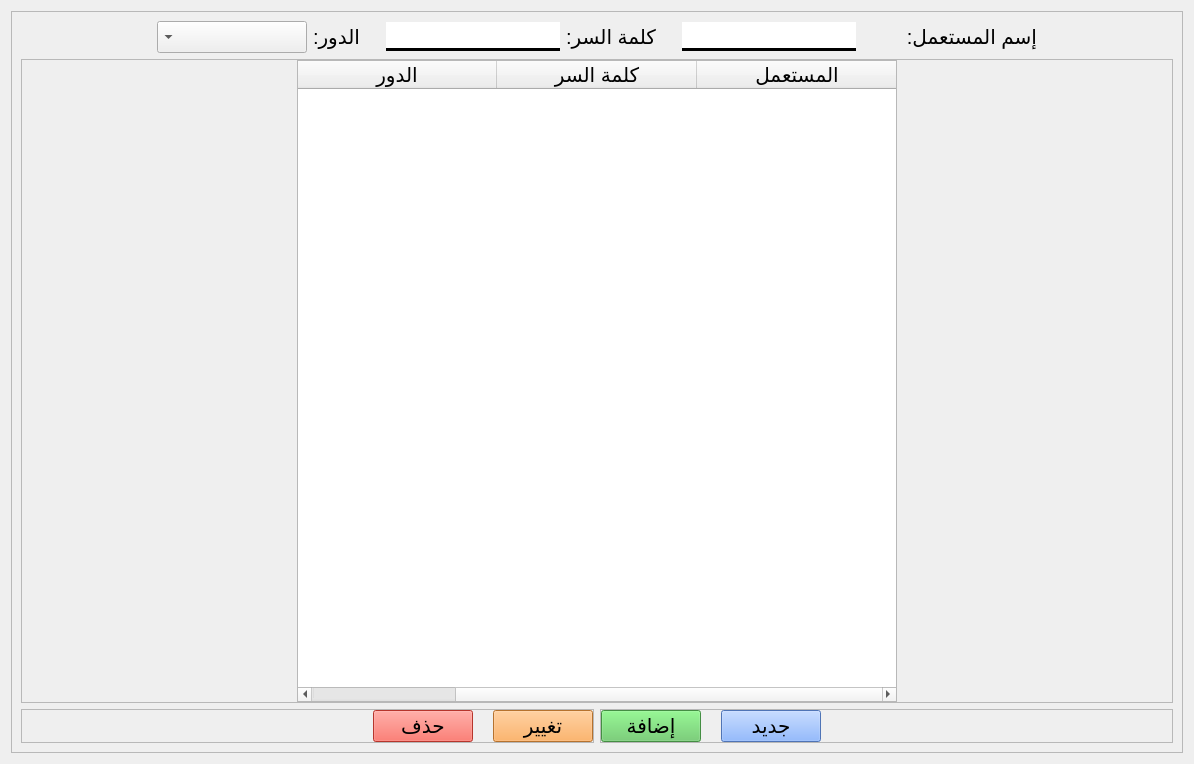
This is app/ui/others/user.ui in yahiab05/student-managment-v2.0 as Qt 5 draws it before an edit. The edited form follows.
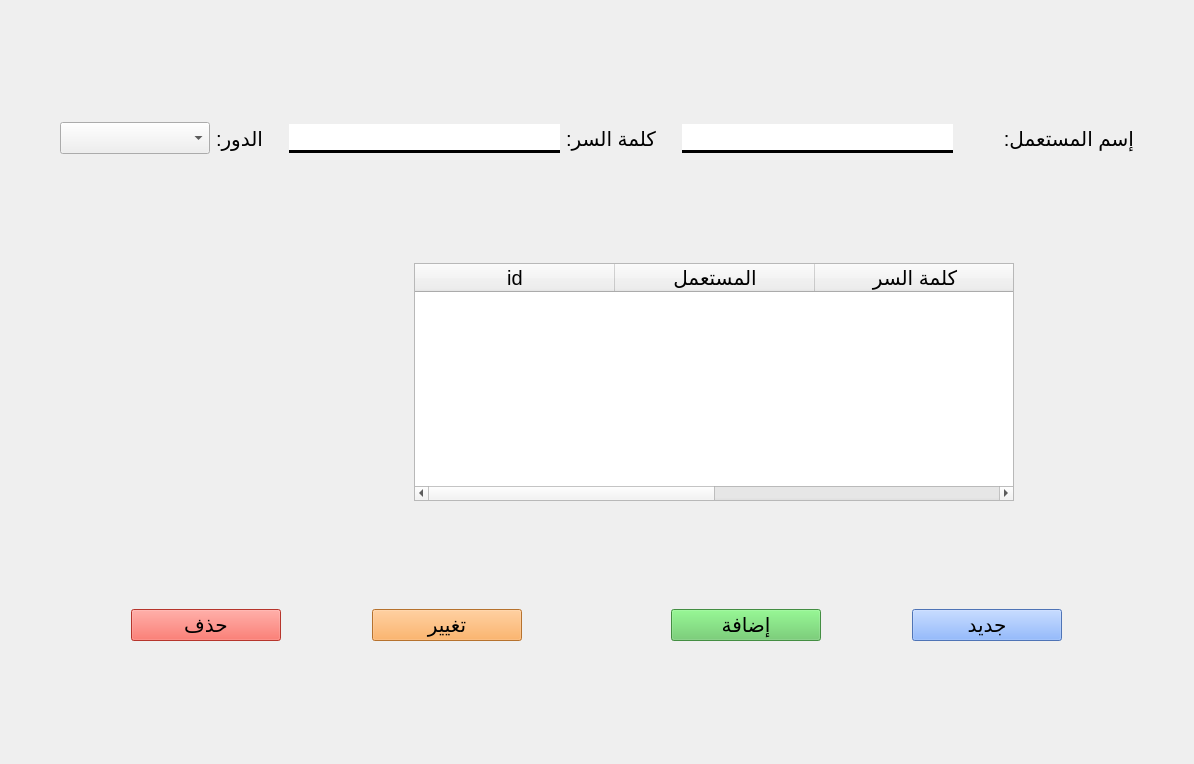
This is the edited form.

What changed in the file:
```diff
--- a/app/ui/others/user.ui
+++ b/app/ui/others/user.ui
@@ -23,19 +23,13 @@
       </sizepolicy>
      </property>
      <property name="frameShape">
-      <enum>QFrame::Shape::StyledPanel</enum>
-     </property>
-     <property name="frameShadow">
-      <enum>QFrame::Shadow::Raised</enum>
+      <enum>QFrame::NoFrame</enum>
      </property>
      <layout class="QVBoxLayout" name="verticalLayout_2">
       <item>
        <layout class="QHBoxLayout" name="horizontalLayout_3">
         <item>
          <spacer name="horizontalSpacer_6">
-          <property name="orientation">
-           <enum>Qt::Orientation::Horizontal</enum>
-          </property>
           <property name="sizeHint" stdset="0">
            <size>
             <width>40</width>
@@ -58,7 +52,7 @@
            </font>
           </property>
           <property name="layoutDirection">
-           <enum>Qt::LayoutDirection::RightToLeft</enum>
+           <enum>Qt::LeftToRight</enum>
           </property>
          </widget>
         </item>
@@ -88,11 +82,8 @@
         </item>
         <item>
          <spacer name="horizontalSpacer_8">
-          <property name="orientation">
-           <enum>Qt::Orientation::Horizontal</enum>
-          </property>
           <property name="sizeType">
-           <enum>QSizePolicy::Policy::Fixed</enum>
+           <enum>QSizePolicy::Fixed</enum>
           </property>
           <property name="sizeHint" stdset="0">
            <size>
@@ -144,11 +135,8 @@
         </item>
         <item>
          <spacer name="horizontalSpacer_7">
-          <property name="orientation">
-           <enum>Qt::Orientation::Horizontal</enum>
-          </property>
           <property name="sizeType">
-           <enum>QSizePolicy::Policy::Fixed</enum>
+           <enum>QSizePolicy::Fixed</enum>
           </property>
           <property name="sizeHint" stdset="0">
            <size>
@@ -194,9 +182,6 @@
         </item>
         <item>
          <spacer name="horizontalSpacer_5">
-          <property name="orientation">
-           <enum>Qt::Orientation::Horizontal</enum>
-          </property>
           <property name="sizeHint" stdset="0">
            <size>
             <width>40</width>
@@ -210,10 +195,7 @@
       <item>
        <widget class="QFrame" name="frame">
         <property name="frameShape">
-         <enum>QFrame::Shape::StyledPanel</enum>
-        </property>
-        <property name="frameShadow">
-         <enum>QFrame::Shadow::Raised</enum>
+         <enum>QFrame::NoFrame</enum>
         </property>
         <layout class="QHBoxLayout" name="horizontalLayout_4">
          <property name="spacing">
@@ -233,9 +215,6 @@
          </property>
          <item>
           <spacer name="horizontalSpacer_10">
-           <property name="orientation">
-            <enum>Qt::Orientation::Horizontal</enum>
-           </property>
            <property name="sizeHint" stdset="0">
             <size>
              <width>274</width>
@@ -264,13 +243,10 @@
             </font>
            </property>
            <property name="layoutDirection">
-            <enum>Qt::LayoutDirection::RightToLeft</enum>
-           </property>
-           <property name="frameShadow">
-            <enum>QFrame::Shadow::Plain</enum>
+            <enum>Qt::LeftToRight</enum>
            </property>
            <property name="editTriggers">
-            <set>QAbstractItemView::EditTrigger::NoEditTriggers</set>
+            <set>QAbstractItemView::NoEditTriggers</set>
            </property>
            <property name="showDropIndicator" stdset="0">
             <bool>false</bool>
@@ -282,16 +258,16 @@
             <bool>true</bool>
            </property>
            <property name="selectionMode">
-            <enum>QAbstractItemView::SelectionMode::SingleSelection</enum>
+            <enum>QAbstractItemView::NoSelection</enum>
            </property>
            <property name="selectionBehavior">
-            <enum>QAbstractItemView::SelectionBehavior::SelectRows</enum>
+            <enum>QAbstractItemView::SelectItems</enum>
            </property>
            <property name="verticalScrollMode">
-            <enum>QAbstractItemView::ScrollMode::ScrollPerPixel</enum>
+            <enum>QAbstractItemView::ScrollPerItem</enum>
            </property>
            <property name="horizontalScrollMode">
-            <enum>QAbstractItemView::ScrollMode::ScrollPerPixel</enum>
+            <enum>QAbstractItemView::ScrollPerItem</enum>
            </property>
            <property name="showGrid">
             <bool>false</bool>
@@ -302,6 +278,11 @@
            <attribute name="verticalHeaderVisible">
             <bool>false</bool>
            </attribute>
+           <column>
+            <property name="text">
+             <string>id</string>
+            </property>
+           </column>
            <column>
             <property name="text">
              <string>المستعمل</string>
@@ -317,18 +298,10 @@
              <string>الدور</string>
             </property>
            </column>
-           <column>
-            <property name="text">
-             <string>id</string>
-            </property>
-           </column>
           </widget>
          </item>
          <item>
           <spacer name="horizontalSpacer_9">
-           <property name="orientation">
-            <enum>Qt::Orientation::Horizontal</enum>
-           </property>
            <property name="sizeHint" stdset="0">
             <size>
              <width>40</width>
@@ -345,10 +318,7 @@
         <item>
          <widget class="QFrame" name="frame_3">
           <property name="frameShape">
-           <enum>QFrame::Shape::StyledPanel</enum>
-          </property>
-          <property name="frameShadow">
-           <enum>QFrame::Shadow::Raised</enum>
+           <enum>QFrame::NoFrame</enum>
           </property>
           <layout class="QHBoxLayout" name="horizontalLayout_9">
            <property name="spacing">
@@ -368,9 +338,6 @@
            </property>
            <item>
             <spacer name="horizontalSpacer">
-             <property name="orientation">
-              <enum>Qt::Orientation::Horizontal</enum>
-             </property>
              <property name="sizeHint" stdset="0">
               <size>
                <width>40</width>
@@ -408,11 +375,8 @@
            </item>
            <item>
             <spacer name="horizontalSpacer_3">
-             <property name="orientation">
-              <enum>Qt::Orientation::Horizontal</enum>
-             </property>
              <property name="sizeType">
-              <enum>QSizePolicy::Policy::Fixed</enum>
+              <enum>QSizePolicy::Fixed</enum>
              </property>
              <property name="sizeHint" stdset="0">
               <size>
@@ -455,10 +419,7 @@
         <item>
          <widget class="QFrame" name="frame_5">
           <property name="frameShape">
-           <enum>QFrame::Shape::StyledPanel</enum>
-          </property>
-          <property name="frameShadow">
-           <enum>QFrame::Shadow::Raised</enum>
+           <enum>QFrame::NoFrame</enum>
           </property>
           <layout class="QHBoxLayout" name="horizontalLayout_2">
            <property name="spacing">
@@ -505,11 +466,8 @@
            </item>
            <item>
             <spacer name="horizontalSpacer_4">
-             <property name="orientation">
-              <enum>Qt::Orientation::Horizontal</enum>
-             </property>
              <property name="sizeType">
-              <enum>QSizePolicy::Policy::Fixed</enum>
+              <enum>QSizePolicy::Fixed</enum>
              </property>
              <property name="sizeHint" stdset="0">
               <size>
@@ -548,9 +506,6 @@
            </item>
            <item>
             <spacer name="horizontalSpacer_2">
-             <property name="orientation">
-              <enum>Qt::Orientation::Horizontal</enum>
-             </property>
              <property name="sizeHint" stdset="0">
               <size>
                <width>40</width>
```
